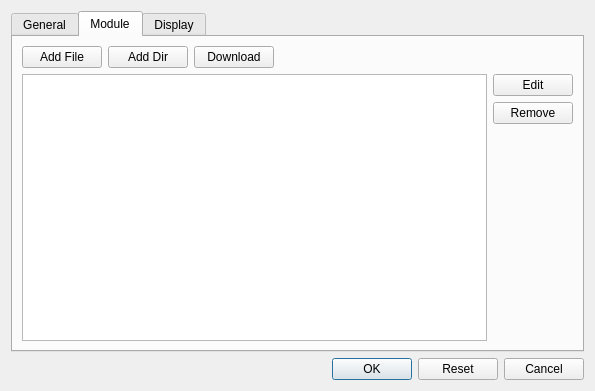
metaxy/openBibleViewer, file src/ui/dialog/settingsdialog.ui: the form before one commit.
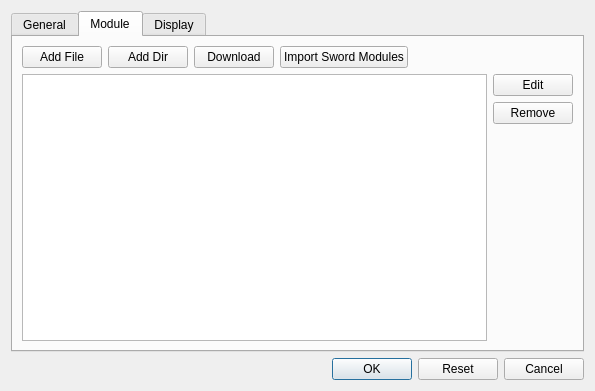
The form after the commit. Icons and pictures are not drawn.

Commit message: sword bible support

```diff
--- a/src/ui/dialog/settingsdialog.ui
+++ b/src/ui/dialog/settingsdialog.ui
@@ -118,6 +118,13 @@
              </property>
             </widget>
            </item>
+           <item>
+            <widget class="QPushButton" name="pushButton_addSword">
+             <property name="text">
+              <string>Import Sword Modules</string>
+             </property>
+            </widget>
+           </item>
            <item>
             <spacer name="horizontalSpacer_2">
              <property name="orientation">
```
The commit also changes 13 other files.
